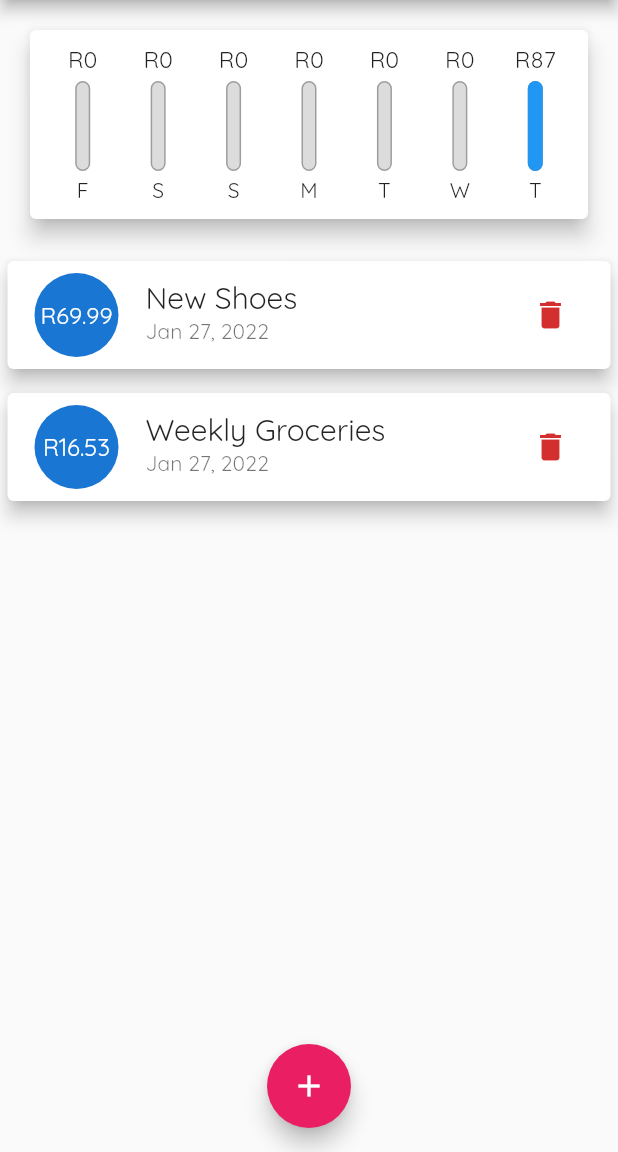
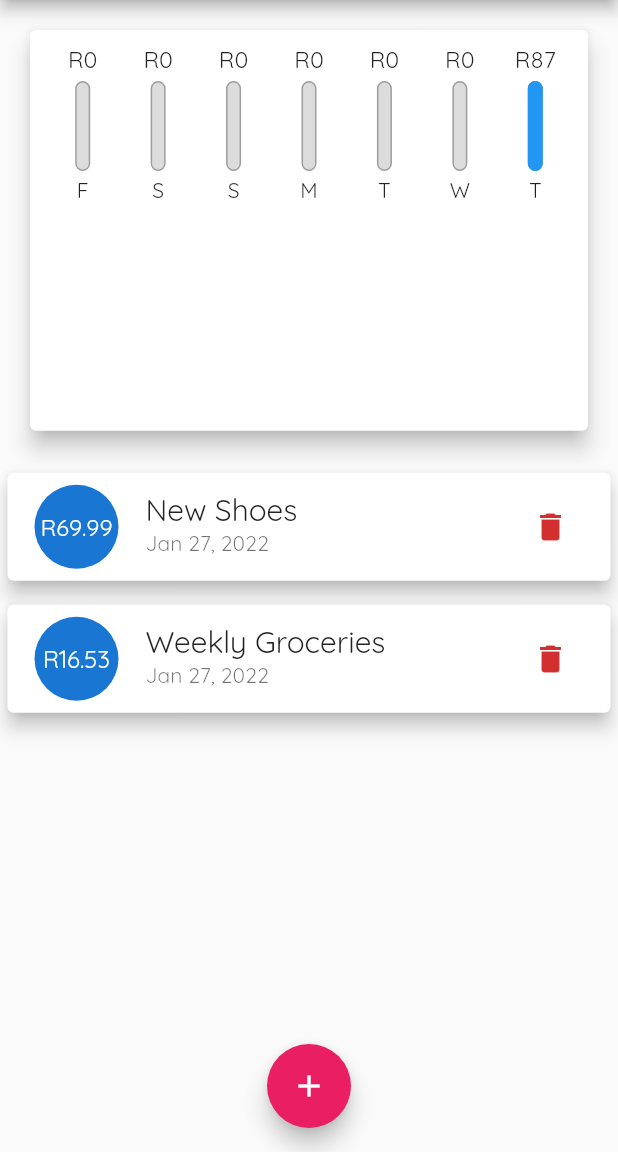
Before and after one commit to TheMorne/Personal-Expenses, a Flutter app: the screen it shows after launch, on a phone screen of 412 x 824 dp, the part 84-1236 px from its top. Run offline on Flutter 3.47's test engine with Material 2 defaults, Android fonts, the phone set to English and light mode, and no system bars; Roboto replaces fonts that are missing (OpenSans).

Commit message:
Responsive features added

```diff
--- a/lib/main.dart
+++ b/lib/main.dart
@@ -100,8 +100,7 @@ class _MyHomePageState extends State<MyHomePage> {
 
   @override
   Widget build(BuildContext context) {
-    return Scaffold(
-      appBar: AppBar(
+    final appBar = AppBar(
       title: Text('Personal Expenses'),
       actions: <Widget>[
         IconButton(
@@ -109,14 +108,28 @@ class _MyHomePageState extends State<MyHomePage> {
           onPressed: () => _startAddNewTransaction(context),
         ),
       ],
-      ),
+    );
+    return Scaffold(
+      appBar: appBar,
       body: SingleChildScrollView(
         child: Column(
           // mainAxisAlignment: MainAxisAlignment.start,
           crossAxisAlignment: CrossAxisAlignment.stretch,
           children: <Widget>[
-            Chart(_recentTransactions),
-            TransactionList(_userTransactions, _deleteTransaction),
+            Container(
+              height: (MediaQuery.of(context).size.height -
+                      appBar.preferredSize.height -
+                      MediaQuery.of(context).padding.top) *
+                  0.4,
+              child: Chart(_recentTransactions),
+            ),
+            Container(
+              height: (MediaQuery.of(context).size.height -
+                      appBar.preferredSize.height -
+                      MediaQuery.of(context).padding.top) *
+                  0.6,
+              child: TransactionList(_userTransactions, _deleteTransaction),
+            ),
           ],
         ),
       ),
--- a/lib/widgets/transaction_list.dart
+++ b/lib/widgets/transaction_list.dart
@@ -11,9 +11,7 @@ class TransactionList extends StatelessWidget {
 
   @override
   Widget build(BuildContext context) {
-    return Container(
-      height: 300,
-      child: transactions.isEmpty
+    return transactions.isEmpty
         ? Column(
             children: <Widget>[
               Text(
@@ -57,7 +55,6 @@ class TransactionList extends StatelessWidget {
               );
             },
             itemCount: transactions.length,
-            ),
           );
   }
 }
```
Lines whose indentation alone changed are shown as unchanged.
